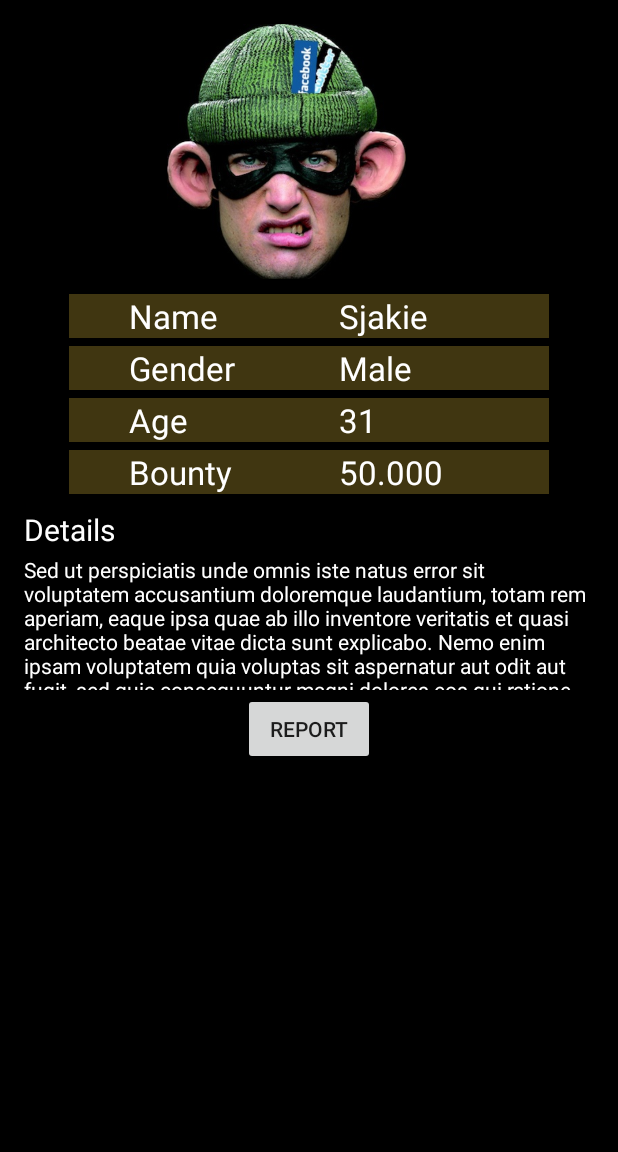
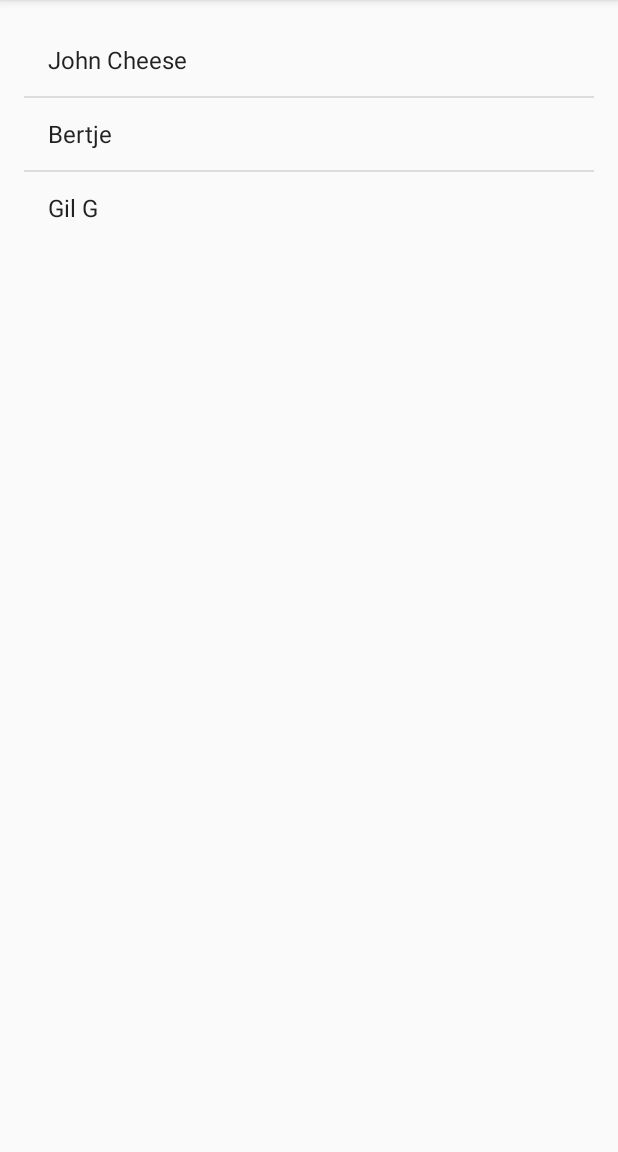
Before and after one commit to HDauven/SmartMobile, an Android app: the screen it shows after launch (MainActivity before the commit, CriminalList after it), on a phone screen of 412 x 824 dp, the part 84-1236 px from its top. Run offline under Robolectric (Android 15) with nearby library versions, the phone set to English and light mode, and no system bars.

Commit message:
Assignment week 3 finished

```diff
--- a/Erwin/SMTE41/CSIWeek2/app/src/main/AndroidManifest.xml
+++ b/Erwin/SMTE41/CSIWeek2/app/src/main/AndroidManifest.xml
@@ -9,13 +9,16 @@
         android:supportsRtl="true"
         android:theme="@style/AppTheme">
         <activity android:name=".MainActivity">
+
+        </activity>
+        <activity android:name=".ReportActivity" />
+        <activity android:name=".CriminalList">
             <intent-filter>
                 <action android:name="android.intent.action.MAIN" />
 
                 <category android:name="android.intent.category.LAUNCHER" />
             </intent-filter>
         </activity>
-        <activity android:name=".ReportActivity"></activity>
     </application>
 
 </manifest>
--- /dev/null
+++ b/Erwin/SMTE41/CSIWeek2/app/src/main/java/org/csiweek1/CriminalList.java
@@ -0,0 +1,41 @@
+package org.csiweek1;
+
+import android.content.Intent;
+import android.support.v7.app.AppCompatActivity;
+import android.os.Bundle;
+import android.view.View;
+import android.widget.AdapterView;
+import android.widget.ArrayAdapter;
+import android.widget.ListView;
+
+public class CriminalList extends AppCompatActivity {
+
+    @Override
+    protected void onCreate(Bundle savedInstanceState) {
+        super.onCreate(savedInstanceState);
+        setContentView(R.layout.activity_criminal_list);
+
+        ListView listview = (ListView) findViewById(R.id.listview);
+        final String[] criminals = getResources().getStringArray(R.array.names);
+        listview.setAdapter(
+                new ArrayAdapter<String>(
+                        this,
+                        android.R.layout.simple_list_item_1,
+                        criminals
+                )
+        );
+
+        listview.setOnItemClickListener(new AdapterView.OnItemClickListener() {
+            public void onItemClick(AdapterView<?> parent, View view,
+                                    int position, long id) {
+                //Get the name from the array that is in the same position as the chosen listitem.
+                String name = criminals[position];
+                //Todo start intent and pass name using putExtra
+                Intent intent = new Intent(getApplicationContext(), MainActivity.class);
+                intent.putExtra("name", name);
+                startActivity(intent);
+            }
+        });
+
+    }
+}
--- a/Erwin/SMTE41/CSIWeek2/app/src/main/java/org/csiweek1/MainActivity.java
+++ b/Erwin/SMTE41/CSIWeek2/app/src/main/java/org/csiweek1/MainActivity.java
@@ -6,6 +6,7 @@ import android.support.v7.app.AppCompatActivity;
 import android.os.Bundle;
 import android.view.View;
 import android.widget.Button;
+import android.widget.TextView;
 
 public class MainActivity extends AppCompatActivity {
 
@@ -23,5 +24,9 @@ public class MainActivity extends AppCompatActivity {
             }
         });
 
+        Intent i = getIntent();
+        String criminalName = i.getStringExtra("name");
+        TextView textView = (TextView) findViewById(R.id.text_name_value);
+        textView.setText(criminalName);
     }
 }
--- /dev/null
+++ b/Erwin/SMTE41/CSIWeek2/app/src/main/res/layout/activity_criminal_list.xml
@@ -0,0 +1,20 @@
+<?xml version="1.0" encoding="utf-8"?>
+<LinearLayout xmlns:android="http://schemas.android.com/apk/res/android"
+    xmlns:tools="http://schemas.android.com/tools"
+    android:layout_width="match_parent"
+    android:layout_height="match_parent"
+    android:paddingBottom="@dimen/activity_vertical_margin"
+    android:paddingLeft="@dimen/activity_horizontal_margin"
+    android:paddingRight="@dimen/activity_horizontal_margin"
+    android:paddingTop="@dimen/activity_vertical_margin"
+    android:orientation="vertical"
+    tools:context="org.csiweek1.CriminalList">
+
+    <ListView
+        android:id="@+id/listview"
+        android:layout_width="fill_parent"
+        android:layout_height="wrap_content">
+
+    </ListView>
+
+</LinearLayout>
--- a/Erwin/SMTE41/CSIWeek2/app/src/main/res/layout/activity_main.xml
+++ b/Erwin/SMTE41/CSIWeek2/app/src/main/res/layout/activity_main.xml
@@ -17,6 +17,8 @@
         android:layout_height="170dp"
         android:contentDescription="@string/image_name"
         android:src="@drawable/webcrime1" />
+
+
 
     <LinearLayout
         android:layout_width="match_parent"
@@ -38,7 +40,7 @@
                 android:weightSum="2"
                 android:background="@color/background_text"
                 android:layout_marginBottom="5dp"
-                android:paddingLeft="40dp">
+                android:paddingStart="40dp">
 
                     <TextView
                         android:id="@+id/text_name"
--- /dev/null
+++ b/Erwin/SMTE41/CSIWeek2/app/src/main/res/values/criminals.xml
@@ -0,0 +1,8 @@
+<?xml version="1.0" encoding="utf-8"?>
+<resources>
+    <string-array name="names">
+        <item>John Cheese</item>
+        <item>Bertje</item>
+        <item>Gil G</item>
+    </string-array>
+</resources>
--- a/Erwin/SMTE41/CSIWeek2/app/src/main/res/values/strings.xml
+++ b/Erwin/SMTE41/CSIWeek2/app/src/main/res/values/strings.xml
@@ -12,6 +12,7 @@
     <string name="details">Details</string>
     <string name="id_details">details</string>
     <string name="criminal_description">Sed ut perspiciatis unde omnis iste natus error sit voluptatem accusantium doloremque laudantium, totam rem aperiam, eaque ipsa quae ab illo inventore veritatis et quasi architecto beatae vitae dicta sunt explicabo. Nemo enim ipsam voluptatem quia voluptas sit aspernatur aut odit aut fugit, sed quia consequuntur magni dolores eos qui ratione voluptatem sequi nesciunt. Neque porro quisquam est, qui dolorem ipsum quia dolor sit amet, consectetur, adipisci velit, sed quia non numquam eius modi tempora incidunt ut labore</string>
+    <string name="line">Line</string>
 
     <string name="picture_button_text">Take Picture</string>
     <string name="gps_position_button_text">GPS Position</string>
@@ -19,4 +20,6 @@
     <string name="calle113">Call 113</string>
     <string name="send">Send</string>
     <string name="back">Back</string>
+
+
 </resources>
```
Also changed, not shown: Erwin/SMTE41/CSIWeek2/app/src/main/res/drawable/buttonshape.xml (added, +16 -0 lines), Erwin/SMTE41/CSIWeek2/app/src/main/res/drawable/lineshape.xml (added, +14 -0 lines), Erwin/SMTE41/CSIWeek2/app/src/main/res/values/styles.xml (+8 -0 lines).
